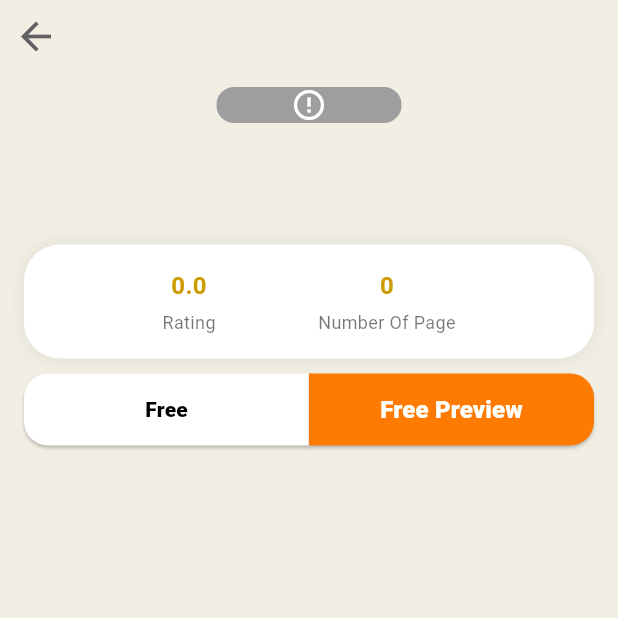
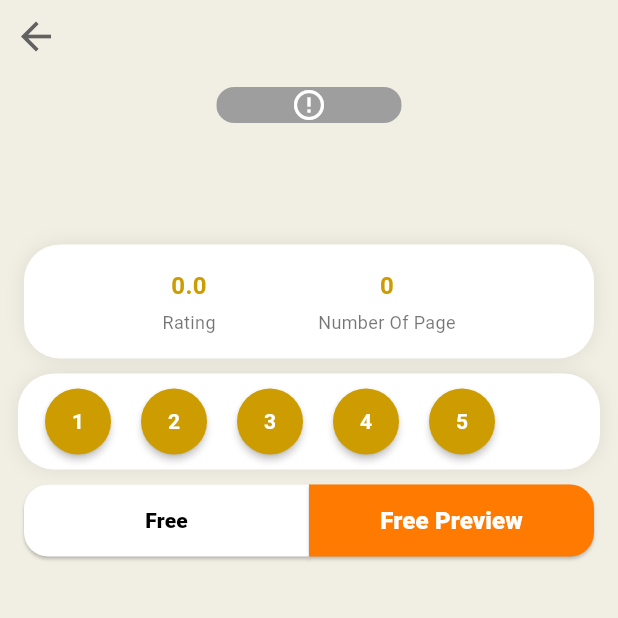
Before and after one commit to Kubbany/Bookie-App, a Flutter app: the BookDetailsView screen opened directly with empty values, on a phone screen of 412 x 824 dp, the top half of it. Run offline on Flutter 3.47's test engine with Material 3 defaults, Android fonts, the phone set to English and light mode, and no system bars; drawn by our look-alikes of cached_network_image; our stand-ins replace connectivity_plus, dartz, dio, firebase_auth, firebase_core, flutter_bloc and 8 more; accounts and stored records are empty; network calls fail.

Commit message:
rating actions added

```diff
--- a/lib/Features/home/presentation/views/widgets/book_details_view_body.dart
+++ b/lib/Features/home/presentation/views/widgets/book_details_view_body.dart
@@ -2,6 +2,7 @@ import 'package:booki/Features/home/domain/entites/book_entity.dart';
 import 'package:booki/Features/home/presentation/views/widgets/book_actions.dart';
 import 'package:booki/Features/home/presentation/views/widgets/book_card_image.dart';
 import 'package:booki/Features/home/presentation/views/widgets/book_details.dart';
+import 'package:booki/Features/home/presentation/views/widgets/rating_actions.dart';
 import 'package:booki/Features/home/presentation/views/widgets/rating_and_page_info.dart';
 import 'package:flutter/material.dart';
 import 'package:go_router/go_router.dart';
@@ -39,6 +40,9 @@ class BookDetailsViewBody extends StatelessWidget {
           rating: 0,
           pageCount: book.pageCount!,
         ),
+        RatingActions(
+          onRatingSelected: (int index) {},
+        ),
         Padding(
           padding: const EdgeInsets.symmetric(
             horizontal: 16,
--- /dev/null
+++ b/lib/Features/home/presentation/views/widgets/rating_actions.dart
@@ -0,0 +1,47 @@
+import 'package:flutter/material.dart';
+
+class RatingActions extends StatelessWidget {
+  final void Function(int) onRatingSelected;
+
+  const RatingActions({super.key, required this.onRatingSelected});
+
+  @override
+  Widget build(BuildContext context) {
+    return Container(
+      padding: const EdgeInsets.all(8),
+      margin: const EdgeInsets.symmetric(
+        horizontal: 12,
+      ),
+      decoration: BoxDecoration(
+        color: Colors.white,
+        borderRadius: BorderRadius.circular(24),
+        boxShadow: [
+          BoxShadow(
+            color: Colors.black.withAlpha(20),
+            blurRadius: 10,
+          ),
+        ],
+      ),
+      child: Row(
+        spacing: 0,
+        children: List.generate(5, (index) {
+          final rating = index + 1;
+          return ElevatedButton(
+            style: ElevatedButton.styleFrom(
+              shape: const CircleBorder(),
+              backgroundColor: const Color(0xFFCC9C00), // Golden color
+              foregroundColor: Colors.white,
+              padding: const EdgeInsets.all(12),
+              elevation: 2,
+            ),
+            onPressed: () => onRatingSelected(rating),
+            child: Text(
+              rating.toString(),
+              style: const TextStyle(fontWeight: FontWeight.bold),
+            ),
+          );
+        }),
+      ),
+    );
+  }
+}
```
